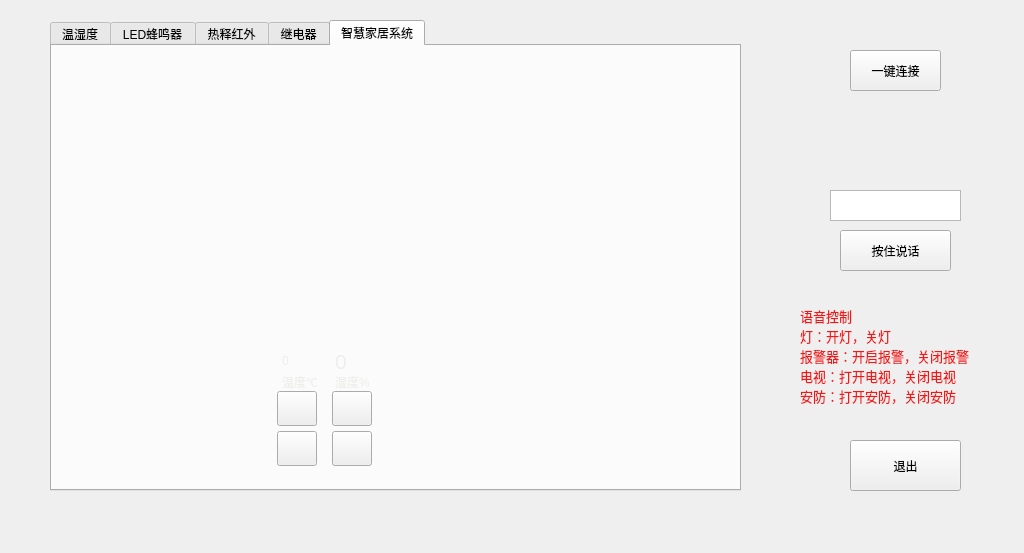
Before: the Qt Designer form SmartHome/smarthome.ui in qq936859639/test2, drawn with Qt 5.
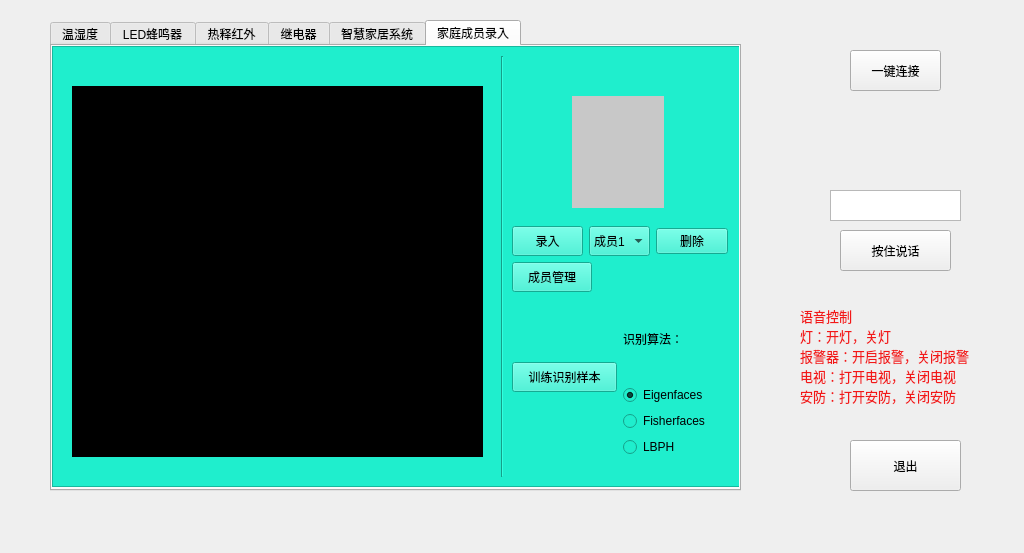
After: the same form once the commit is applied. The open tabs and pages were chosen to show the change. Icons and pictures are not drawn.

The edit to the form file:
```diff
--- a/SmartHome/smarthome.ui
+++ b/SmartHome/smarthome.ui
@@ -1179,6 +1179,281 @@
      <zorder>DHT11_Temp_data_3</zorder>
     </widget>
    </widget>
+   <widget class="QWidget" name="tab">
+    <attribute name="title">
+     <string>家庭成员录入</string>
+    </attribute>
+    <widget class="QFrame" name="frame">
+     <property name="geometry">
+      <rect>
+       <x>0</x>
+       <y>0</y>
+       <width>691</width>
+       <height>441</height>
+      </rect>
+     </property>
+     <property name="styleSheet">
+      <string notr="true">background-color: rgb(31, 238, 205);</string>
+     </property>
+     <property name="frameShape">
+      <enum>QFrame::StyledPanel</enum>
+     </property>
+     <property name="frameShadow">
+      <enum>QFrame::Raised</enum>
+     </property>
+     <widget class="QLabel" name="imgShowLabel">
+      <property name="geometry">
+       <rect>
+        <x>520</x>
+        <y>50</y>
+        <width>92</width>
+        <height>112</height>
+       </rect>
+      </property>
+      <property name="styleSheet">
+       <string notr="true">background-color: rgb(200, 200, 200);</string>
+      </property>
+      <property name="text">
+       <string/>
+      </property>
+      <property name="alignment">
+       <set>Qt::AlignCenter</set>
+      </property>
+     </widget>
+     <widget class="QLabel" name="prompt">
+      <property name="geometry">
+       <rect>
+        <x>460</x>
+        <y>10</y>
+        <width>211</width>
+        <height>21</height>
+       </rect>
+      </property>
+      <property name="styleSheet">
+       <string notr="true">color: rgb(239, 41, 41);</string>
+      </property>
+      <property name="text">
+       <string/>
+      </property>
+      <property name="alignment">
+       <set>Qt::AlignCenter</set>
+      </property>
+     </widget>
+     <widget class="Line" name="line">
+      <property name="geometry">
+       <rect>
+        <x>440</x>
+        <y>10</y>
+        <width>20</width>
+        <height>421</height>
+       </rect>
+      </property>
+      <property name="orientation">
+       <enum>Qt::Vertical</enum>
+      </property>
+     </widget>
+     <widget class="QWidget" name="">
+      <property name="geometry">
+       <rect>
+        <x>20</x>
+        <y>40</y>
+        <width>411</width>
+        <height>371</height>
+       </rect>
+      </property>
+      <layout class="QVBoxLayout" name="verticalLayout">
+       <item>
+        <widget class="QLabel" name="cameraShowLabel">
+         <property name="minimumSize">
+          <size>
+           <width>100</width>
+           <height>300</height>
+          </size>
+         </property>
+         <property name="maximumSize">
+          <size>
+           <width>440</width>
+           <height>380</height>
+          </size>
+         </property>
+         <property name="styleSheet">
+          <string notr="true">background-color: rgb(0, 0, 0);</string>
+         </property>
+         <property name="text">
+          <string/>
+         </property>
+         <property name="alignment">
+          <set>Qt::AlignCenter</set>
+         </property>
+        </widget>
+       </item>
+      </layout>
+     </widget>
+     <widget class="QWidget" name="">
+      <property name="geometry">
+       <rect>
+        <x>460</x>
+        <y>180</y>
+        <width>216</width>
+        <height>231</height>
+       </rect>
+      </property>
+      <layout class="QVBoxLayout" name="verticalLayout_4">
+       <item>
+        <layout class="QVBoxLayout" name="verticalLayout_3">
+         <item>
+          <layout class="QHBoxLayout" name="horizontalLayout_4">
+           <item>
+            <widget class="QPushButton" name="captureBtn">
+             <property name="minimumSize">
+              <size>
+               <width>50</width>
+               <height>30</height>
+              </size>
+             </property>
+             <property name="text">
+              <string>录入</string>
+             </property>
+            </widget>
+           </item>
+           <item>
+            <widget class="QComboBox" name="comboBox">
+             <property name="minimumSize">
+              <size>
+               <width>0</width>
+               <height>30</height>
+              </size>
+             </property>
+             <item>
+              <property name="text">
+               <string>成员1</string>
+              </property>
+             </item>
+             <item>
+              <property name="text">
+               <string>成员2</string>
+              </property>
+             </item>
+             <item>
+              <property name="text">
+               <string>成员3</string>
+              </property>
+             </item>
+             <item>
+              <property name="text">
+               <string>成员4</string>
+              </property>
+             </item>
+             <item>
+              <property name="text">
+               <string>成员5</string>
+              </property>
+             </item>
+            </widget>
+           </item>
+           <item>
+            <widget class="QPushButton" name="captureDel">
+             <property name="minimumSize">
+              <size>
+               <width>30</width>
+               <height>0</height>
+              </size>
+             </property>
+             <property name="text">
+              <string>删除</string>
+             </property>
+            </widget>
+           </item>
+          </layout>
+         </item>
+         <item>
+          <layout class="QHBoxLayout" name="horizontalLayout_14">
+           <item>
+            <widget class="QPushButton" name="openImgBtn">
+             <property name="minimumSize">
+              <size>
+               <width>30</width>
+               <height>30</height>
+              </size>
+             </property>
+             <property name="text">
+              <string>成员管理</string>
+             </property>
+            </widget>
+           </item>
+           <item>
+            <spacer name="horizontalSpacer">
+             <property name="orientation">
+              <enum>Qt::Horizontal</enum>
+             </property>
+             <property name="sizeHint" stdset="0">
+              <size>
+               <width>40</width>
+               <height>20</height>
+              </size>
+             </property>
+            </spacer>
+           </item>
+          </layout>
+         </item>
+        </layout>
+       </item>
+       <item>
+        <layout class="QHBoxLayout" name="horizontalLayout_3">
+         <item>
+          <widget class="QPushButton" name="reTrainFaceBtn">
+           <property name="minimumSize">
+            <size>
+             <width>100</width>
+             <height>30</height>
+            </size>
+           </property>
+           <property name="text">
+            <string>训练识别样本</string>
+           </property>
+          </widget>
+         </item>
+         <item>
+          <layout class="QVBoxLayout" name="verticalLayout_2">
+           <item>
+            <widget class="QLabel" name="label_4">
+             <property name="text">
+              <string>识别算法：</string>
+             </property>
+            </widget>
+           </item>
+           <item>
+            <widget class="QRadioButton" name="eigenfacesRb">
+             <property name="text">
+              <string>Eigenfaces</string>
+             </property>
+             <property name="checked">
+              <bool>true</bool>
+             </property>
+            </widget>
+           </item>
+           <item>
+            <widget class="QRadioButton" name="fisherfacesRb">
+             <property name="text">
+              <string>Fisherfaces</string>
+             </property>
+            </widget>
+           </item>
+           <item>
+            <widget class="QRadioButton" name="lbphRb">
+             <property name="text">
+              <string>LBPH</string>
+             </property>
+            </widget>
+           </item>
+          </layout>
+         </item>
+        </layout>
+       </item>
+      </layout>
+     </widget>
+    </widget>
+   </widget>
   </widget>
   <widget class="QPushButton" name="Key_SmartHome">
    <property name="geometry">
```
